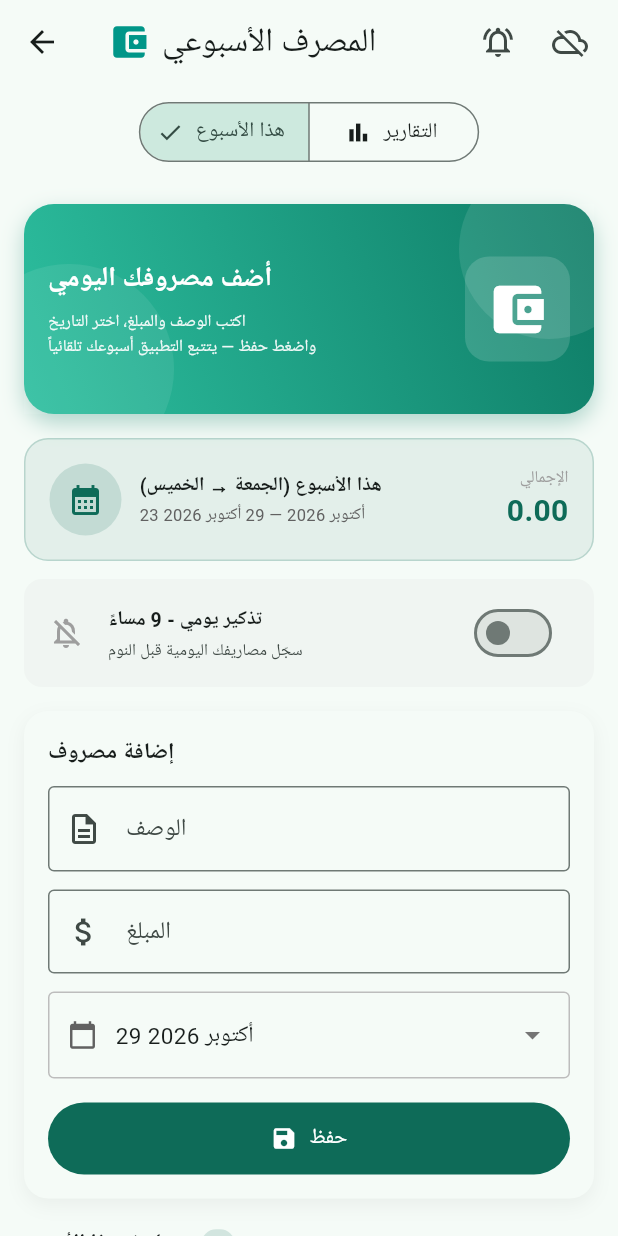
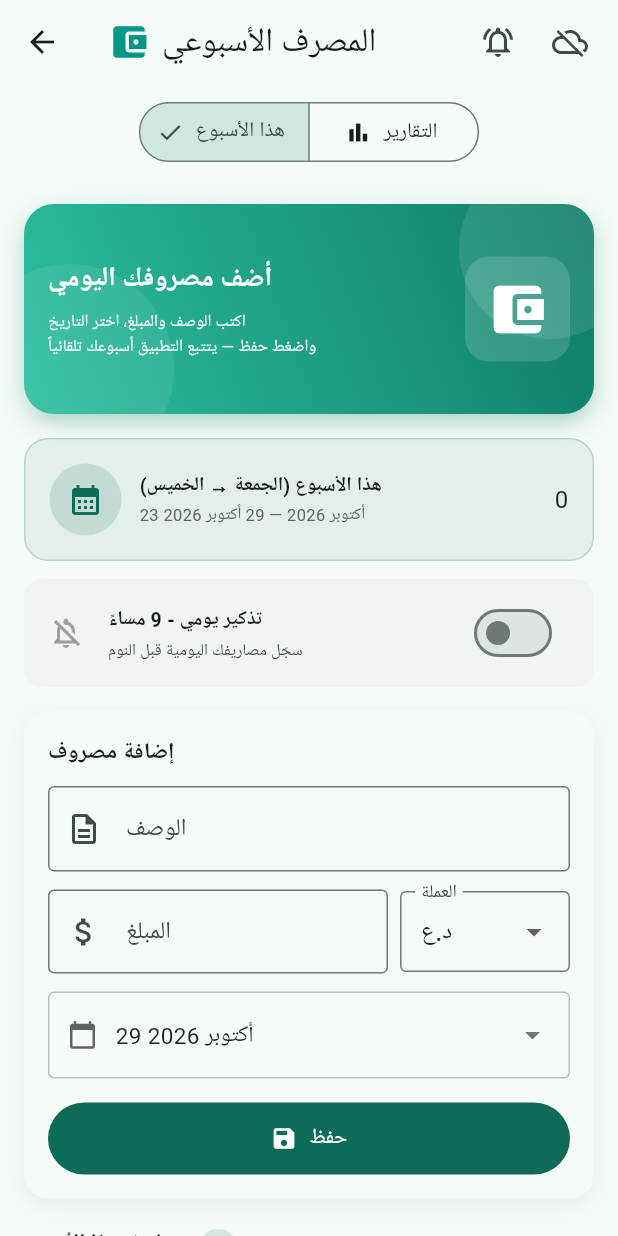
Before and after one commit to m5050p35-prog/my_worship, a Flutter app: the MainShell screen opened directly with empty values, after a tap on "المهام اليومية", after a tap on "المصرف الأسبوعي", on a phone screen of 412 x 824 dp. Run offline on Flutter 3.47's test engine with Material 3 defaults, Android fonts, the phone set to English and light mode, and no system bars; our stand-ins replace flutter_local_notifications, flutter_timezone, image_picker, shared_preferences, supabase_flutter, timezone; accounts and stored records are empty; network calls fail.

Commit message:
Fix: use initialValue instead of deprecated value in DropdownButtonFormField

```diff
--- a/lib/screens/expenses_body.dart
+++ b/lib/screens/expenses_body.dart
@@ -20,6 +20,7 @@ class _ExpensesBodyState extends State<ExpensesBody> {
   final _descCtrl = TextEditingController();
   final _amtCtrl = TextEditingController();
   DateTime _selectedDate = DateTime.now();
+  String _selectedCurrency = 'IQD'; // ═══ العملة الافتراضية ═══
   int _viewMode = 0; // 0 = this week, 1 = reports
 
   UserData get user => widget.user;
@@ -39,8 +40,13 @@ class _ExpensesBodyState extends State<ExpensesBody> {
     return list;
   }
 
-  double get _thisWeekTotal =>
-      _thisWeekExpenses.fold(0.0, (s, e) => s + e.amount);
+  double get _thisWeekTotalIQD => _thisWeekExpenses
+      .where((e) => e.currency == 'IQD')
+      .fold(0.0, (s, e) => s + e.amount);
+
+  double get _thisWeekTotalUSD => _thisWeekExpenses
+      .where((e) => e.currency == 'USD')
+      .fold(0.0, (s, e) => s + e.amount);
 
   bool get _reminderEnabled =>
       (user.reminders['expenses']?.enabled) ?? false;
@@ -71,6 +77,13 @@ class _ExpensesBodyState extends State<ExpensesBody> {
   ];
 
   String _fmtDate(DateTime d) => '${d.day} ${_monthsAr[d.month - 1]} ${d.year}';
+
+  String _fmtAmount(double amount, String currency) {
+    if (currency == 'USD') {
+      return '\$${amount.toStringAsFixed(2)}';
+    }
+    return '${amount.toStringAsFixed(0)} د.ع';
+  }
 
   double? _parseAmount(String s) {
     final normalized = s
@@ -110,6 +123,7 @@ class _ExpensesBodyState extends State<ExpensesBody> {
         description: desc,
         amount: amt,
         date: _selectedDate,
+        currency: _selectedCurrency,
       ));
       _descCtrl.clear();
       _amtCtrl.clear();
@@ -220,7 +234,6 @@ class _ExpensesBodyState extends State<ExpensesBody> {
     return ListView(
       padding: const EdgeInsets.all(16),
       children: [
-        // ═══ البانر التمهيدي ═══
         _buildIllustrationBanner(),
         const SizedBox(height: 16),
 
@@ -262,21 +275,30 @@ class _ExpensesBodyState extends State<ExpensesBody> {
                   ],
                 ),
               ),
+              // ═══ الإجماليات (دولار + دينار) ═══
               Column(
                 crossAxisAlignment: CrossAxisAlignment.end,
                 children: [
-                  const Text(
-                    'الإجمالي',
-                    style: TextStyle(fontSize: 11, color: Colors.grey),
-                  ),
+                  if (_thisWeekTotalIQD > 0)
                     Text(
-                    _thisWeekTotal.toStringAsFixed(2),
+                      _fmtAmount(_thisWeekTotalIQD, 'IQD'),
                       style: TextStyle(
-                      fontSize: 20,
+                        fontSize: 15,
                         fontWeight: FontWeight.bold,
                         color: primary,
                       ),
                     ),
+                  if (_thisWeekTotalUSD > 0)
+                    Text(
+                      _fmtAmount(_thisWeekTotalUSD, 'USD'),
+                      style: TextStyle(
+                        fontSize: 15,
+                        fontWeight: FontWeight.bold,
+                        color: primary,
+                      ),
+                    ),
+                  if (_thisWeekTotalIQD == 0 && _thisWeekTotalUSD == 0)
+                    const Text('0', style: TextStyle(fontSize: 16)),
                 ],
               ),
             ],
@@ -315,7 +337,6 @@ class _ExpensesBodyState extends State<ExpensesBody> {
         ),
         const SizedBox(height: 16),
 
-        // ═══ نموذج الإضافة ═══
         _buildAddForm(primary),
         const SizedBox(height: 20),
 
@@ -368,7 +389,7 @@ class _ExpensesBodyState extends State<ExpensesBody> {
   }
 
   // ═══════════════════════════════════════════════════════════════
-  //  البانر التمهيدي (صورة توضيحية)
+  //  البانر التمهيدي
   // ═══════════════════════════════════════════════════════════════
   Widget _buildIllustrationBanner() {
     return Container(
@@ -390,7 +411,6 @@ class _ExpensesBodyState extends State<ExpensesBody> {
       ),
       child: Stack(
         children: [
-          // دوائر زخرفية
           Positioned(
             right: -30,
             top: -30,
@@ -415,7 +435,6 @@ class _ExpensesBodyState extends State<ExpensesBody> {
               ),
             ),
           ),
-          // المحتوى
           Padding(
             padding: const EdgeInsets.all(16),
             child: Row(
@@ -446,9 +465,6 @@ class _ExpensesBodyState extends State<ExpensesBody> {
                   ),
                 ),
                 const SizedBox(width: 8),
-                Column(
-                  mainAxisAlignment: MainAxisAlignment.center,
-                  children: [
                 Container(
                   width: 70,
                   height: 70,
@@ -461,8 +477,6 @@ class _ExpensesBodyState extends State<ExpensesBody> {
                     color: Colors.white,
                     size: 42,
                   ),
-                    ),
-                  ],
                 ),
               ],
             ),
@@ -497,7 +511,6 @@ class _ExpensesBodyState extends State<ExpensesBody> {
             style: TextStyle(fontWeight: FontWeight.bold, fontSize: 15),
           ),
           const SizedBox(height: 12),
-          // الوصف
           TextField(
             controller: _descCtrl,
             textInputAction: TextInputAction.next,
@@ -509,20 +522,49 @@ class _ExpensesBodyState extends State<ExpensesBody> {
             ),
           ),
           const SizedBox(height: 12),
-          // المبلغ
-          TextField(
+          // ═══ المبلغ + العملة ═══
+          Row(
+            children: [
+              Expanded(
+                flex: 2,
+                child: TextField(
                   controller: _amtCtrl,
-            keyboardType: const TextInputType.numberWithOptions(decimal: true),
+                  keyboardType:
+                      const TextInputType.numberWithOptions(decimal: true),
                   textInputAction: TextInputAction.next,
                   decoration: const InputDecoration(
                     labelText: 'المبلغ',
-              hintText: '0.00',
+                    hintText: '0',
                     prefixIcon: Icon(Icons.attach_money),
                     border: OutlineInputBorder(),
                   ),
                 ),
+              ),
+              const SizedBox(width: 8),
+              Expanded(
+                flex: 1,
+                child: DropdownButtonFormField<String>(
+                  initialValue: _selectedCurrency, // ✅ تم التصحيح هنا
+                  decoration: const InputDecoration(
+                    labelText: 'العملة',
+                    border: OutlineInputBorder(),
+                    contentPadding:
+                        EdgeInsets.symmetric(horizontal: 10, vertical: 15),
+                  ),
+                  items: const [
+                    DropdownMenuItem(
+                        value: 'IQD', child: Text('د.ع', textAlign: TextAlign.center)),
+                    DropdownMenuItem(
+                        value: 'USD', child: Text('\$', textAlign: TextAlign.center)),
+                  ],
+                  onChanged: (v) {
+                    if (v != null) setState(() => _selectedCurrency = v);
+                  },
+                ),
+              ),
+            ],
+          ),
           const SizedBox(height: 12),
-          // التاريخ
           InkWell(
             onTap: _pickDate,
             borderRadius: BorderRadius.circular(4),
@@ -550,7 +592,6 @@ class _ExpensesBodyState extends State<ExpensesBody> {
             ),
           ),
           const SizedBox(height: 16),
-          // حفظ
           SizedBox(
             width: double.infinity,
             child: FilledButton.icon(
@@ -598,10 +639,10 @@ class _ExpensesBodyState extends State<ExpensesBody> {
           mainAxisSize: MainAxisSize.min,
           children: [
             Text(
-              e.amount.toStringAsFixed(2),
+              _fmtAmount(e.amount, e.currency),
               style: TextStyle(
                 fontWeight: FontWeight.bold,
-                fontSize: 15,
+                fontSize: 14,
                 color: Theme.of(context).colorScheme.primary,
               ),
             ),
@@ -618,7 +659,7 @@ class _ExpensesBodyState extends State<ExpensesBody> {
   }
 
   // ═══════════════════════════════════════════════════════════════
-  //  التقارير الأسبوعية
+  //  التقارير
   // ═══════════════════════════════════════════════════════════════
   Widget _buildReports() {
     final grouped = _groupByWeek();
@@ -642,14 +683,17 @@ class _ExpensesBodyState extends State<ExpensesBody> {
       );
     }
 
-    final grandTotal =
-        grouped.fold<double>(0, (s, g) => s + g.total);
+    double grandIQD = 0;
+    double grandUSD = 0;
+    for (var g in grouped) {
+      grandIQD += g.totalIQD;
+      grandUSD += g.totalUSD;
+    }
     final primary = Theme.of(context).colorScheme.primary;
 
     return ListView(
       padding: const EdgeInsets.all(16),
       children: [
-        // ملخص عام
         Container(
           padding: const EdgeInsets.all(16),
           decoration: BoxDecoration(
@@ -676,11 +720,21 @@ class _ExpensesBodyState extends State<ExpensesBody> {
                       ),
                     ),
                     const SizedBox(height: 4),
+                    if (grandIQD > 0)
                       Text(
-                      grandTotal.toStringAsFixed(2),
+                        _fmtAmount(grandIQD, 'IQD'),
                         style: const TextStyle(
                           color: Colors.white,
-                        fontSize: 24,
+                          fontSize: 20,
+                          fontWeight: FontWeight.bold,
+                        ),
+                      ),
+                    if (grandUSD > 0)
+                      Text(
+                        _fmtAmount(grandUSD, 'USD'),
+                        style: const TextStyle(
+                          color: Colors.white,
+                          fontSize: 20,
                           fontWeight: FontWeight.bold,
                         ),
                       ),
@@ -763,10 +817,22 @@ class _ExpensesBodyState extends State<ExpensesBody> {
                     '${w.expenses.length} مصروف • ',
                     style: TextStyle(fontSize: 11, color: Colors.grey[600]),
                   ),
+                  if (w.totalIQD > 0)
                     Text(
-                    w.total.toStringAsFixed(2),
+                      _fmtAmount(w.totalIQD, 'IQD'),
                       style: TextStyle(
-                      fontSize: 12,
+                        fontSize: 11,
+                        fontWeight: FontWeight.bold,
+                        color: primary,
+                      ),
+                    ),
+                  if (w.totalIQD > 0 && w.totalUSD > 0)
+                    const Text(' • '),
+                  if (w.totalUSD > 0)
+                    Text(
+                      _fmtAmount(w.totalUSD, 'USD'),
+                      style: TextStyle(
+                        fontSize: 11,
                         fontWeight: FontWeight.bold,
                         color: primary,
                       ),
@@ -786,7 +852,7 @@ class _ExpensesBodyState extends State<ExpensesBody> {
               style: TextStyle(fontSize: 10, color: Colors.grey[600]),
             ),
             trailing: Text(
-              e.amount.toStringAsFixed(2),
+              _fmtAmount(e.amount, e.currency),
               style: TextStyle(
                 fontWeight: FontWeight.bold,
                 fontSize: 13,
@@ -811,5 +877,11 @@ class _WeekGroup {
     required this.expenses,
   });
 
-  double get total => expenses.fold(0.0, (s, e) => s + e.amount);
+  double get totalIQD => expenses
+      .where((e) => e.currency == 'IQD')
+      .fold(0.0, (s, e) => s + e.amount);
+
+  double get totalUSD => expenses
+      .where((e) => e.currency == 'USD')
+      .fold(0.0, (s, e) => s + e.amount);
 }
```
Lines whose indentation alone changed are shown as unchanged.
